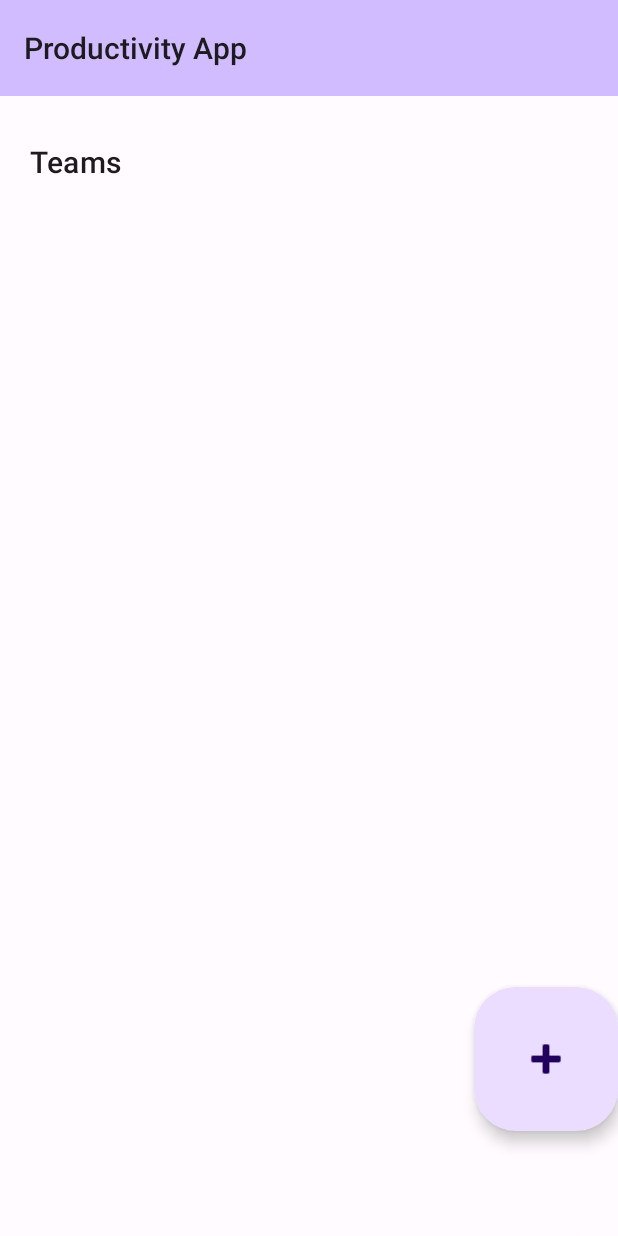
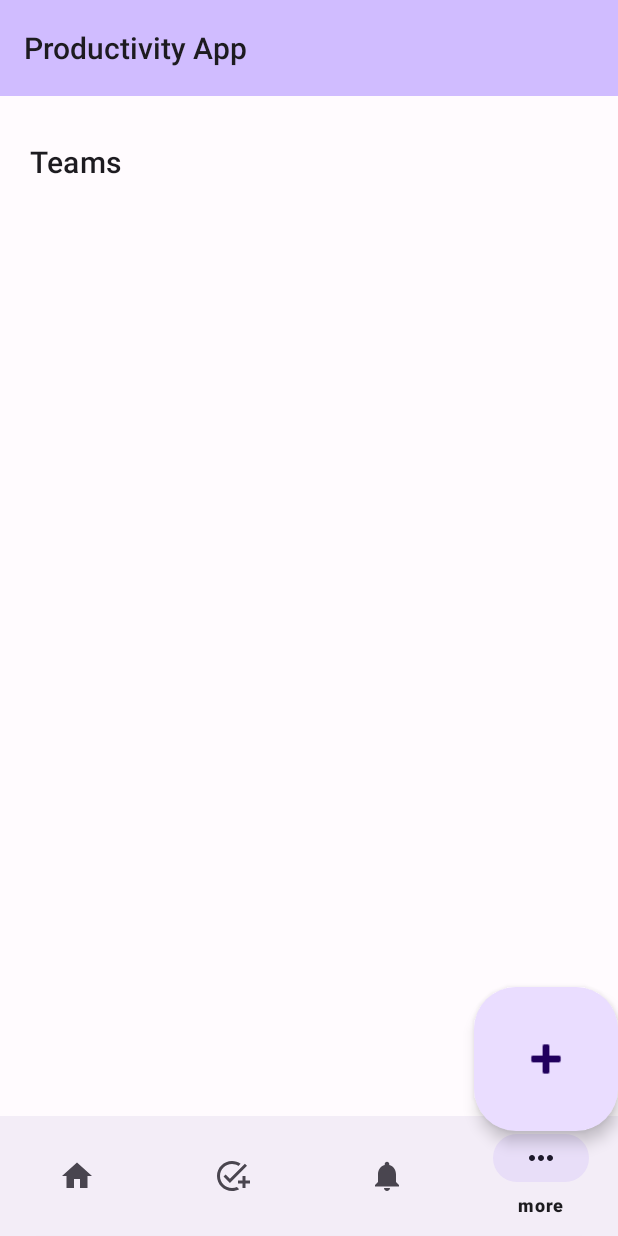
Before and after one commit to BlessedJnr/comp-341-assigment, an Android app: the TeamsActivity screen opened directly, with no data from a screen before it, on a phone screen of 412 x 824 dp. Run offline under Robolectric (Android 15) with nearby library versions, the phone set to English and light mode, and no system bars; our stand-ins replace Firebase (no records; nobody signed in at launch, a user with empty details on screens opened directly).

Commit message:
added bottom navigation to teams

```diff
--- a/ProductivityApp/app/src/main/java/com/example/productivityapp/Teams/TeamsActivity.java
+++ b/ProductivityApp/app/src/main/java/com/example/productivityapp/Teams/TeamsActivity.java
@@ -8,14 +8,18 @@ import androidx.recyclerview.widget.RecyclerView;
 
 import android.os.Bundle;
 import android.os.Handler;
+import android.view.MenuItem;
 import android.view.View;
 import android.widget.ArrayAdapter;
 import android.widget.Toast;
 
+import com.example.productivityapp.Navigation.BottomNavigationActivity;
 import com.example.productivityapp.Project.CreateProject;
 import com.example.productivityapp.R;
 import com.example.productivityapp.databinding.ActivityTeamsBinding;
+import com.google.android.material.bottomnavigation.BottomNavigationView;
 import com.google.android.material.bottomsheet.BottomSheetBehavior;
+import com.google.android.material.navigation.NavigationBarView;
 import com.google.firebase.auth.FirebaseAuth;
 import com.google.firebase.auth.FirebaseUser;
 import com.google.firebase.database.DataSnapshot;
@@ -28,7 +32,7 @@ import java.util.ArrayList;
 import java.util.List;
 import java.util.Objects;
 
-public class TeamsActivity extends AppCompatActivity {
+public class TeamsActivity extends BottomNavigationActivity {
 
     private ViewTeamsAdapter mAdapter;
     private List<ViewTeamsAdapter.TeamsItem> teamsItems;
@@ -70,6 +74,17 @@ public class TeamsActivity extends AppCompatActivity {
 
         //get all the projects
         retrieveProjects();
+
+        //handle bottom navigation clicks
+        BottomNavigationView bottomNavigationView = findViewById(R.id.bottom_navigation_view);
+        bottomNavigationView.setSelectedItemId(R.id.more); // Set the selected item
+        bottomNavigationView.setOnItemSelectedListener(new NavigationBarView.OnItemSelectedListener() {
+            @Override
+            public boolean onNavigationItemSelected(@NonNull MenuItem item) {
+                navigateToActivity(item.getItemId());
+                return true;
+            }
+        });
 
         //add projects to dropdown menu
         ArrayAdapter<String> arrayAdapter = new ArrayAdapter<>(this, R.layout.team_project, projectList);
--- a/ProductivityApp/app/src/main/res/layout/activity_teams.xml
+++ b/ProductivityApp/app/src/main/res/layout/activity_teams.xml
@@ -61,8 +61,15 @@
                 <androidx.recyclerview.widget.RecyclerView
                     android:id="@+id/recycler_view"
                     android:layout_width="match_parent"
-                    android:layout_height="match_parent"
+                    android:layout_height="wrap_content"
                     />
+
+                <include
+                    android:id="@+id/bottom_navigation"
+                    layout="@layout/activity_bottom_navigation"
+                    android:layout_width="match_parent"
+                    android:layout_height="wrap_content"
+                    android:layout_alignParentBottom="true"/>
 
             </RelativeLayout>
         </androidx.core.widget.NestedScrollView>
```
